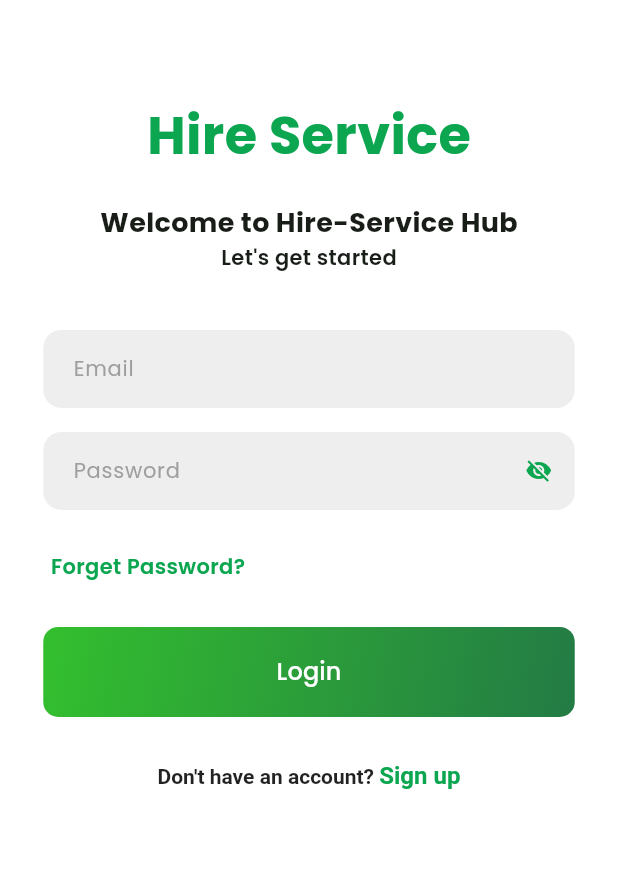
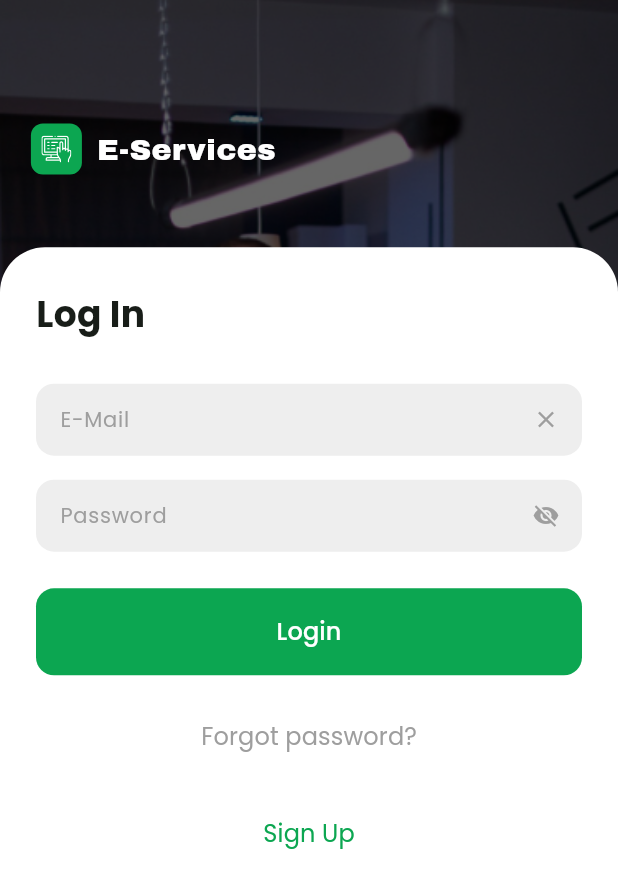
Before and after one commit to offfahad/hire-service-hub, a Flutter app: the screen it shows after launch, after a tap on "Login", on a phone screen of 412 x 824 dp. Shown: the top 888 px of the screen. Run offline on Flutter 3.47's test engine with Material 3 defaults, Android fonts, the phone set to English and light mode, and no system bars; our stand-ins replace cached_network_image, carousel_slider, connectivity_plus, country_picker, flutter_svg, font_awesome_flutter and 9 more; missing offline and left inert: carded; accounts and stored records are empty; network calls fail.

Commit message:
login screen ui updated

```diff
--- a/lib/common/buttons/custom_elevated_button.dart
+++ b/lib/common/buttons/custom_elevated_button.dart
@@ -9,6 +9,7 @@ class CustomElevatedButton extends StatelessWidget {
   final Color foregroundColor;
   final double borderRadius;
   final TextStyle? textStyle;
+  final bool isLoading; // New parameter for loading state
 
   const CustomElevatedButton({
     super.key,
@@ -20,6 +21,7 @@ class CustomElevatedButton extends StatelessWidget {
     required this.foregroundColor,
     this.borderRadius = 25.0, // Default border radius
     this.textStyle,
+    this.isLoading = false, // Default value is false
   });
 
   @override
@@ -29,7 +31,7 @@ class CustomElevatedButton extends StatelessWidget {
           double.infinity, // Use provided width or default to full width
       height: height ?? 60.0, // Use provided height or default to 50
       child: ElevatedButton(
-        onPressed: onPressed,
+        onPressed: isLoading ? null : onPressed,
         style: ElevatedButton.styleFrom(
           backgroundColor: backgroundColor,
           foregroundColor: foregroundColor,
@@ -37,13 +39,19 @@ class CustomElevatedButton extends StatelessWidget {
             borderRadius: BorderRadius.circular(borderRadius),
           ),
         ),
-        child: Text(
-          text,
-          style: textStyle ??
-              const TextStyle(
-                fontSize: 18,
+        child: isLoading
+            ? const Center(
+                child: CircularProgressIndicator.adaptive(
+                  valueColor: AlwaysStoppedAnimation<Color>(Colors.white),
+                ),
+              )
+            : Text(
+                text,
+                style: textStyle ??
+                    const TextStyle(
+                      fontSize: 16,
+                    ),
               ),
-        ),
       ),
     );
   }
--- a/lib/common/buttons/custom_gradient_button.dart
+++ b/lib/common/buttons/custom_gradient_button.dart
@@ -1,3 +1,4 @@
+import 'package:e_commerce/utils/app_theme.dart';
 import 'package:flutter/material.dart';
 
 class CustomGradientButton extends StatelessWidget {
@@ -24,17 +25,10 @@ class CustomGradientButton extends StatelessWidget {
   Widget build(BuildContext context) {
     return Container(
       width: width ?? double.infinity,
-      height: height ?? 60.0, // Default height
+      height: height ?? 58.0, // Default height
       decoration: BoxDecoration(
-        gradient: const LinearGradient(
-          colors: [
-            Color(0xFF33bf2e), // Green
-            Color.fromARGB(255, 35, 123, 69), // Darker green
-          ],
-          begin: Alignment.topLeft,
-          end: Alignment.bottomRight,
-        ),
-        borderRadius: BorderRadius.circular(10),
+        color: AppTheme.fMainColor,
+        borderRadius: BorderRadius.circular(12),
       ),
       child: ElevatedButton(
         onPressed: isLoading ? null : onPressed, // Disable button when loading
@@ -42,7 +36,7 @@ class CustomGradientButton extends StatelessWidget {
           backgroundColor: Colors.transparent,
           shadowColor: Colors.transparent,
           shape: RoundedRectangleBorder(
-            borderRadius: BorderRadius.circular(10),
+            borderRadius: BorderRadius.circular(12),
           ),
           padding: const EdgeInsets.symmetric(
             horizontal: 24,
@@ -51,7 +45,7 @@ class CustomGradientButton extends StatelessWidget {
         ),
         child: isLoading // Show loading indicator or text
             ? const Center(
-                child: CircularProgressIndicator(
+                child: CircularProgressIndicator.adaptive(
                   valueColor: AlwaysStoppedAnimation<Color>(Colors.white),
                 ),
               )
--- /dev/null
+++ b/lib/common/text_form_fields/new_custom_text_form_field.dart
@@ -0,0 +1,119 @@
+import 'package:e_commerce/utils/app_theme.dart';
+import 'package:flutter/material.dart';
+import 'package:flutter/services.dart';
+
+class NewCustomTextFormField extends StatelessWidget {
+  final String label;
+  final TextEditingController controller;
+  final TextInputType keyboardType;
+  final bool obscureText;
+  final bool isPasswordField;
+  final VoidCallback? toggleVisibility;
+  final String? Function(String?)? validator;
+  final FocusNode? focusNode;
+  final bool? isEditable;
+  final AutovalidateMode? autovalidateMode;
+  final bool? showIcon; // New field to determine if icon should be shown
+  final IconData? iconData; // New field for custom icon
+  final VoidCallback? onIconPress; // New field for icon press action
+  final int? maxLength; // New field for maximum text length
+  final int? maxLines; // New field for maximum lines
+  final List<TextInputFormatter>?
+      inputFormatters; // New field for inputFormatters
+
+  final ValueChanged<String>? onChanged; // Optional onChanged callback
+
+  const NewCustomTextFormField(
+      {super.key,
+      required this.label,
+      required this.controller,
+      this.keyboardType = TextInputType.text,
+      this.obscureText = false,
+      this.isPasswordField = false,
+      this.toggleVisibility,
+      this.validator,
+      this.autovalidateMode,
+      this.focusNode,
+      this.isEditable,
+      this.showIcon, // New argument for showing optional icon
+      this.iconData, // New argument for custom icon
+      this.onIconPress, // New argument for icon press action
+      this.maxLength, // Optional maximum text length
+      this.maxLines, // Optional maximum lines of text
+      this.inputFormatters, // Optional inputFormatters
+      this.onChanged});
+
+  @override
+  Widget build(BuildContext context) {
+    // Determine the current theme mode (light or dark)
+    Brightness brightness = Theme.of(context).brightness;
+    bool isDarkMode = brightness == Brightness.dark;
+
+    return Padding(
+      padding: const EdgeInsets.symmetric(vertical: 8.0),
+      child: TextFormField(
+        autovalidateMode: autovalidateMode,
+        maxLines: maxLines ?? 1,
+        maxLength: maxLength,
+        controller: controller,
+        keyboardType: keyboardType,
+        focusNode: focusNode,
+        obscureText: obscureText,
+        validator: validator,
+        inputFormatters: inputFormatters,
+        cursorColor: AppTheme.fMainColor,
+        onChanged: onChanged,
+        style: TextStyle(
+          color: isDarkMode ? Colors.white : Colors.grey.shade900,
+        ),
+        enabled: isEditable,
+        decoration: InputDecoration(
+          errorStyle: const TextStyle(height: 0),
+          labelText: label,
+          labelStyle: TextStyle(
+              fontSize: 14,
+              color: isDarkMode ? Colors.white : Colors.grey.shade500),
+          border: OutlineInputBorder(
+            borderRadius: BorderRadius.circular(12),
+            borderSide: BorderSide.none,
+          ),
+          enabledBorder: OutlineInputBorder(
+            borderRadius: BorderRadius.circular(12),
+            borderSide: BorderSide.none,
+          ),
+          contentPadding:
+              const EdgeInsets.symmetric(horizontal: 12, vertical: 0),
+          filled: true,
+          fillColor: isDarkMode ? AppTheme.fdarkBlue : Colors.grey[200],
+          hintStyle: TextStyle(
+            fontSize: 12,
+            color: isDarkMode ? Colors.white : Colors.grey.shade500,
+          ),
+          // Add icon based on password field or custom logic
+          suffixIcon: isPasswordField
+              ? IconButton(
+                  icon: Icon(
+                    obscureText ? Icons.visibility_off : Icons.visibility,
+                    size: 18,
+                    color: isDarkMode ? Colors.white : Colors.grey,
+                  ),
+                  onPressed: toggleVisibility, // Toggle visibility action
+                )
+              : (showIcon == true
+                  ? IconButton(
+                      icon: Icon(
+                        iconData ?? Icons.clear, // Default to clear icon
+                        size: 18,
+                        color: isDarkMode ? Colors.white : Colors.grey,
+                      ),
+                      onPressed: () {
+                        // Clear the text when the icon is pressed
+                        controller.clear();
+                      },
+                    )
+                  : null),
+        ),
+      ),
+    );
+  }
+}
--- a/lib/screens/authentication/login_screen/login_screen.dart
+++ b/lib/screens/authentication/login_screen/login_screen.dart
@@ -1,76 +1,97 @@
-// ignore_for_file: use_build_context_synchronously
-
 import 'package:e_commerce/common/buttons/custom_gradient_button.dart';
+import 'package:e_commerce/common/buttons/iconbox_with_title.dart';
 import 'package:e_commerce/common/slide_page_routes/slide_page_route.dart';
-import 'package:e_commerce/common/snakbar/custom_snakbar.dart';
 import 'package:e_commerce/common/text_form_fields/custom_text_form_field.dart';
+import 'package:e_commerce/common/text_form_fields/new_custom_text_form_field.dart';
 import 'package:e_commerce/providers/authentication/authentication_provider.dart';
 import 'package:e_commerce/providers/authentication/login_provider.dart';
 import 'package:e_commerce/screens/authentication/forget_password_screens/forget_password_screen.dart';
 import 'package:e_commerce/screens/authentication/opt_verification_screen/opt_verification_screen.dart';
+import 'package:e_commerce/screens/authentication/register_screen/register_screen.dart';
 import 'package:e_commerce/screens/bottom_navigation_bar.dart';
 import 'package:e_commerce/utils/app_theme.dart';
-import 'package:flutter/gestures.dart';
 import 'package:flutter/material.dart';
+import 'package:google_fonts/google_fonts.dart';
 import 'package:provider/provider.dart';
 
-import '../register_screen/register_screen.dart';
+import '../../../common/snakbar/custom_snakbar.dart';
 
-class LoginScreen extends StatefulWidget {
+class LoginScreen extends StatelessWidget {
   const LoginScreen({super.key});
 
   @override
-  State<LoginScreen> createState() => _LoginScreenState();
-}
-
-class _LoginScreenState extends State<LoginScreen> {
-  @override
   Widget build(BuildContext context) {
-    final size = MediaQuery.of(context).size;
+    final height = MediaQuery.of(context).size.height;
+    final width = MediaQuery.of(context).size.width;
     Brightness brightness = Theme.of(context).brightness;
     bool isDarkMode = brightness == Brightness.dark;
-
-    return Consumer2<AuthenticationProvider, LoginProvider>(
-        builder: (context, authProvider, loginProvider, child) {
     return Scaffold(
-        body: SafeArea(
-          child: SingleChildScrollView(
-            // Wrap the content in a scrollable view
-            child: Padding(
-              padding: EdgeInsets.symmetric(horizontal: size.width * 0.07),
-              child: Column(
-                crossAxisAlignment: CrossAxisAlignment.center,
-                mainAxisSize:
-                    MainAxisSize.min, // Important for shrinking the Column
+      resizeToAvoidBottomInset: false,
+      body: Stack(
         children: [
-                  SizedBox(height: size.height * 0.08),
-                  Text(
-                    "Hire Service",
-                    style: TextStyle(
-                      fontSize: 35,
-                      fontWeight: FontWeight.bold,
-                      color: AppTheme.fMainColor,
+          // Background Image
+          Container(
+            decoration: BoxDecoration(
+              image: DecorationImage(
+                image: const AssetImage('assets/background_image.jpg'),
+                colorFilter: ColorFilter.mode(
+                  Colors.black.withOpacity(0.6), // Darken the image
+                  BlendMode.darken, // Blend mode
+                ),
+                fit: BoxFit.cover,
               ),
             ),
-                  const SizedBox(
-                    height: 20,
           ),
-                  const Text(
-                    "Welcome to Hire-Service Hub",
-                    style: TextStyle(fontSize: 18, fontWeight: FontWeight.w700),
+          // App Title and Icon
+          Padding(
+            padding: EdgeInsets.only(
+              left: width * 0.05,
+              top: height * 0.1,
             ),
-                  const Text(
-                    "Let's get started",
-                    style: TextStyle(fontSize: 14, fontWeight: FontWeight.w600),
+            child:
+                const IconBoxWithAppTitle(), // Replace with your custom widget
           ),
-                  const SizedBox(height: 30),
+          // Login Form Container
+          Align(
+            alignment: Alignment.bottomCenter,
+            child: Container(
+              height: height * 0.80,
+              padding: const EdgeInsets.all(24),
+              decoration: BoxDecoration(
+                color: isDarkMode
+                    ? ThemeData.dark().scaffoldBackgroundColor
+                    : Colors.white,
+                borderRadius: const BorderRadius.only(
+                  topLeft: Radius.circular(30),
+                  topRight: Radius.circular(30),
+                ),
+              ),
+              child: Consumer2<AuthenticationProvider, LoginProvider>(
+                  builder: (context, authProvider, loginProvider, child) {
+                return SingleChildScrollView(
+                  child: Column(
+                    crossAxisAlignment: CrossAxisAlignment.start,
+                    children: [
+                      // Title
+                      SizedBox(height: height * 0.01),
+                      Text(
+                        'Log In',
+                        style: GoogleFonts.poppins(
+                          fontSize: 24,
+                          fontWeight: FontWeight.w700,
+                          height: 26 / 24,
+                        ),
+                      ),
+                      SizedBox(height: height * 0.03),
+
                       Form(
                         key: loginProvider.loginFormKey,
                         child: Column(
+                          crossAxisAlignment: CrossAxisAlignment.start,
                           children: [
-                        CustomTextFormField(
+                            NewCustomTextFormField(
                               maxLines: 1,
-                          label: 'Email',
+                              label: 'E-Mail',
                               controller: loginProvider.emailController,
                               keyboardType: TextInputType.emailAddress,
                               onChanged: (value) {
@@ -89,8 +110,9 @@ class _LoginScreenState extends State<LoginScreen> {
                                 }
                                 return null;
                               },
+                              showIcon: true,
                             ),
-                        CustomTextFormField(
+                            NewCustomTextFormField(
                               label: 'Password',
                               controller: loginProvider.passwordController,
                               obscureText: loginProvider.obscurePassword,
@@ -124,30 +146,8 @@ class _LoginScreenState extends State<LoginScreen> {
                           ],
                         ),
                       ),
-                  const SizedBox(height: 20),
-                  Align(
-                    alignment: Alignment.centerLeft,
-                    child: Padding(
-                      padding: const EdgeInsets.only(left: 5),
-                      child: InkWell(
-                        onTap: () {
-                          Navigator.of(context).push(
-                            SlidePageRoute(
-                              page: const ForgetPasswordScreen(),
-                            ),
-                          );
-                        },
-                        child: Text(
-                          "Forget Password?",
-                          style: TextStyle(
-                              fontSize: 14,
-                              color: AppTheme.fMainColor,
-                              fontWeight: FontWeight.w600),
-                        ),
-                      ),
-                    ),
-                  ),
-                  const SizedBox(height: 30),
+                      SizedBox(height: height * 0.02),
+                      //Login Button
                       CustomGradientButton(
                         text: "Login",
                         isLoading: authProvider.isLoading, // Show loading state
@@ -197,8 +197,10 @@ class _LoginScreenState extends State<LoginScreen> {
                               );
                             } else if (statusCode == -1) {
                               // Network or other error
-                          showCustomSnackBar(context,
-                              "Failed to login. Please try again.", Colors.red);
+                              showCustomSnackBar(
+                                  context,
+                                  "Failed to login. Please try again.",
+                                  Colors.red);
                             } else {
                               // Handle any other status codes
                               showCustomSnackBar(
@@ -208,41 +210,61 @@ class _LoginScreenState extends State<LoginScreen> {
                             }
                           }
                         },
-                    width: size.width * 0.9,
+                        width: width * 0.9,
                       ),
-                  const SizedBox(height: 30),
-                  RichText(
-                    text: TextSpan(
-                      text: "Don't have an account? ",
-                      style: TextStyle(
-                          fontSize: 14,
-                          color: isDarkMode ? Colors.white : Colors.black87,
-                          fontWeight: FontWeight.w600),
-                      children: [
-                        TextSpan(
-                          text: "Sign up",
-                          style: TextStyle(
+                      SizedBox(height: height * 0.02),
+                      // Forgot Password
+                      Center(
+                        child: TextButton(
+                          style: TextButton.styleFrom(
+                              foregroundColor: Colors.grey),
+                          onPressed: () {
+                            Navigator.of(context).push(
+                              SlidePageRoute(
+                                page: const ForgetPasswordScreen(),
+                              ),
+                            );
+                          },
+                          child: Text(
+                            'Forgot password?',
+                            style: GoogleFonts.poppins(
                               fontSize: 16,
-                              color: AppTheme.fMainColor,
-                              fontWeight: FontWeight.w600),
-                          recognizer: TapGestureRecognizer()
-                            ..onTap = () {
-                              Navigator.of(context).pushReplacement(
+                              fontWeight: FontWeight.w400,
+                              height: 22 / 16,
+                            ),
+                          ),
+                        ),
+                      ),
+                      // Sign Up
+                      SizedBox(height: height * 0.02),
+                      Center(
+                        child: TextButton(
+                          onPressed: () {
+                            Navigator.of(context).push(
                               SlidePageRoute(
                                 page: const RegisterScreen(),
                               ),
                             );
                           },
+                          child: Text(
+                            'Sign Up',
+                            style: GoogleFonts.poppins(
+                              fontSize: 16,
+                              color: AppTheme.fMainColor,
+                              fontWeight: FontWeight.normal,
+                              height: 22 / 16,
                             ),
-                      ],
+                          ),
                         ),
                       ),
                     ],
                   ),
+                );
+              }),
             ),
           ),
+        ],
       ),
     );
-    });
   }
 }
```
Lines whose indentation alone changed are shown as unchanged.
